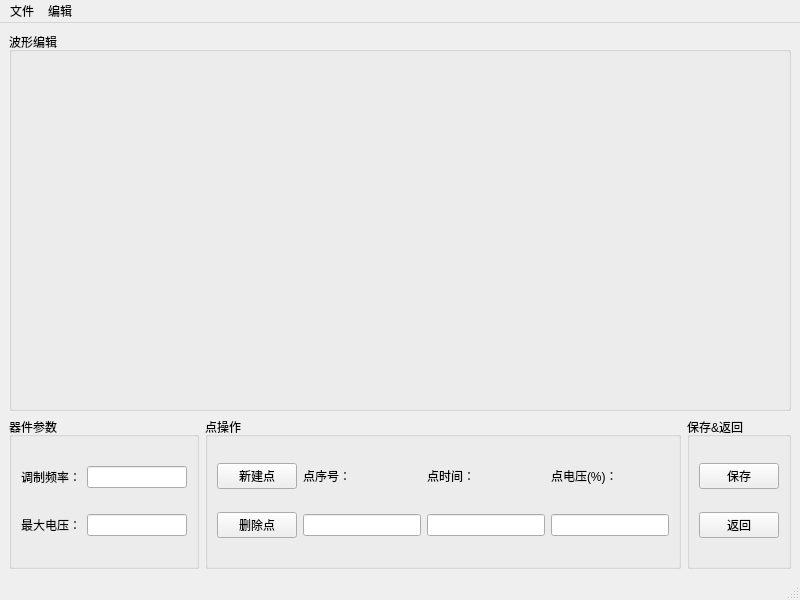
Qt form windowwavedesigner.ui (zym013579/AOMController) before a commit.
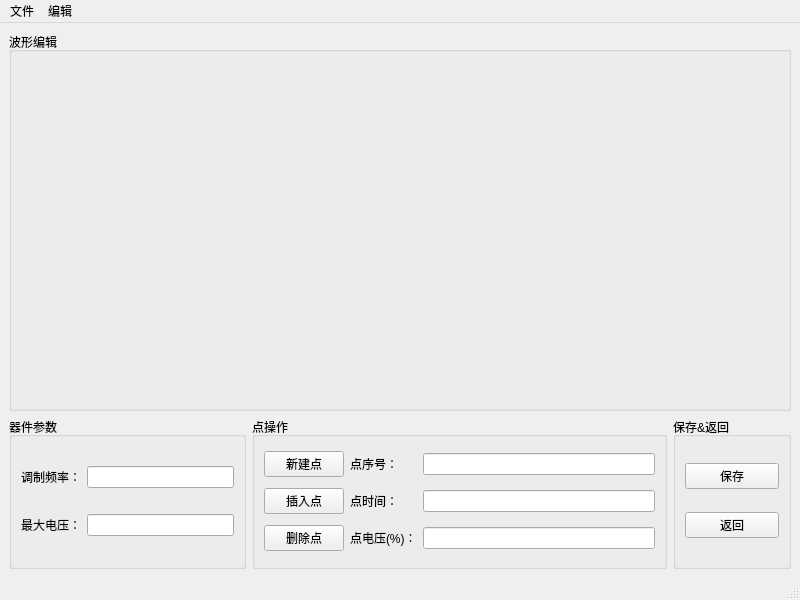
The same form after that commit. Custom widgets are drawn as their Qt base class.

```diff
--- a/windowwavedesigner.ui
+++ b/windowwavedesigner.ui
@@ -20,7 +20,7 @@
    <property name="focusPolicy">
     <enum>Qt::ClickFocus</enum>
    </property>
-   <layout class="QGridLayout" name="gridLayout" rowstretch="5,2" columnstretch="2,5,1">
+   <layout class="QGridLayout" name="gridLayout" rowstretch="5,2" columnstretch="4,7,2">
     <item row="1" column="0">
      <widget class="QGroupBox" name="groupBoxDevice">
       <property name="focusPolicy">
@@ -68,39 +68,6 @@
        <string>点操作</string>
       </property>
       <layout class="QGridLayout" name="gridLayout_2">
-       <item row="0" column="2">
-        <widget class="QLabel" name="labelPointTime">
-         <property name="focusPolicy">
-          <enum>Qt::ClickFocus</enum>
-         </property>
-         <property name="text">
-          <string>点时间：</string>
-         </property>
-        </widget>
-       </item>
-       <item row="1" column="2">
-        <widget class="QLineEdit" name="lineEditPointTime"/>
-       </item>
-       <item row="0" column="3">
-        <widget class="QLabel" name="labelPointVoltage">
-         <property name="focusPolicy">
-          <enum>Qt::ClickFocus</enum>
-         </property>
-         <property name="text">
-          <string>点电压(%)：</string>
-         </property>
-        </widget>
-       </item>
-       <item row="1" column="3">
-        <widget class="QLineEdit" name="lineEditPointVoltage"/>
-       </item>
-       <item row="1" column="0">
-        <widget class="QPushButton" name="pushButtonDelete">
-         <property name="text">
-          <string>删除点</string>
-         </property>
-        </widget>
-       </item>
        <item row="0" column="0">
         <widget class="QPushButton" name="pushButtonNew">
          <property name="text">
@@ -118,9 +85,49 @@
          </property>
         </widget>
        </item>
+       <item row="2" column="0">
+        <widget class="QPushButton" name="pushButtonDelete">
+         <property name="text">
+          <string>删除点</string>
+         </property>
+        </widget>
+       </item>
+       <item row="1" column="0">
+        <widget class="QPushButton" name="pushButtonInsert">
+         <property name="text">
+          <string>插入点</string>
+         </property>
+        </widget>
+       </item>
        <item row="1" column="1">
+        <widget class="QLabel" name="labelPointTime">
+         <property name="focusPolicy">
+          <enum>Qt::ClickFocus</enum>
+         </property>
+         <property name="text">
+          <string>点时间：</string>
+         </property>
+        </widget>
+       </item>
+       <item row="0" column="2">
         <widget class="QLineEdit" name="lineEditPointNumber"/>
        </item>
+       <item row="2" column="1">
+        <widget class="QLabel" name="labelPointVoltage">
+         <property name="focusPolicy">
+          <enum>Qt::ClickFocus</enum>
+         </property>
+         <property name="text">
+          <string>点电压(%)：</string>
+         </property>
+        </widget>
+       </item>
+       <item row="1" column="2">
+        <widget class="QLineEdit" name="lineEditPointTime"/>
+       </item>
+       <item row="2" column="2">
+        <widget class="QLineEdit" name="lineEditPointVoltage"/>
+       </item>
       </layout>
       <zorder>pushButtonDelete</zorder>
       <zorder>pushButtonNew</zorder>
```
Left out of the diff: 82 changed lines with no effect on the pictures.
